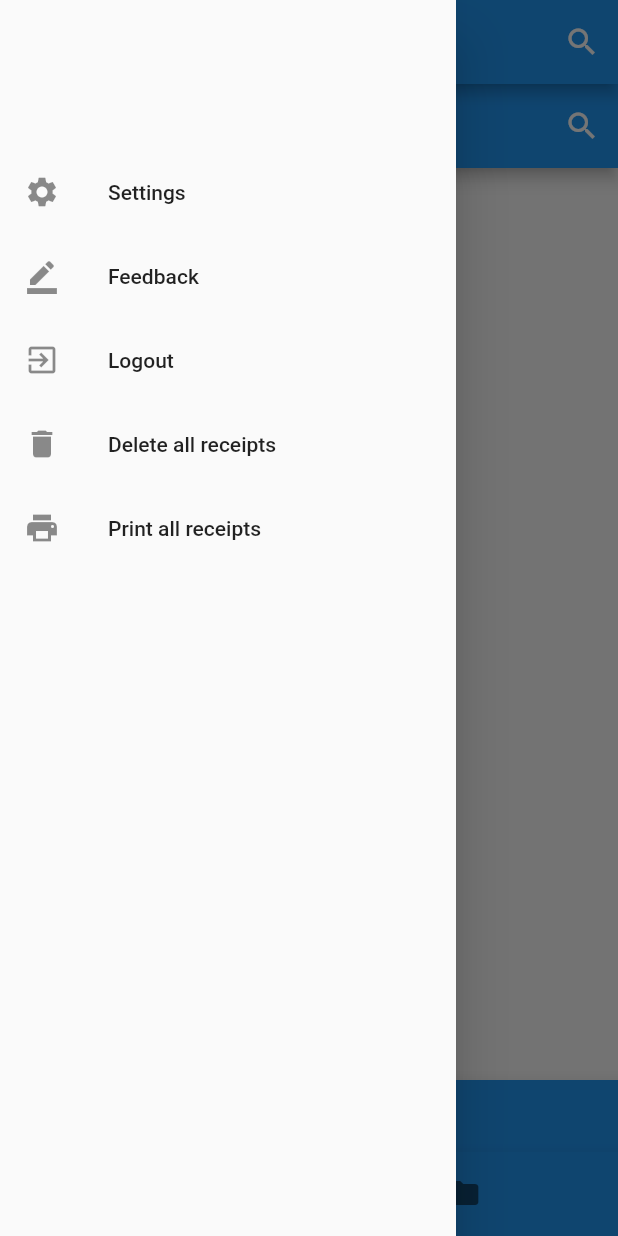
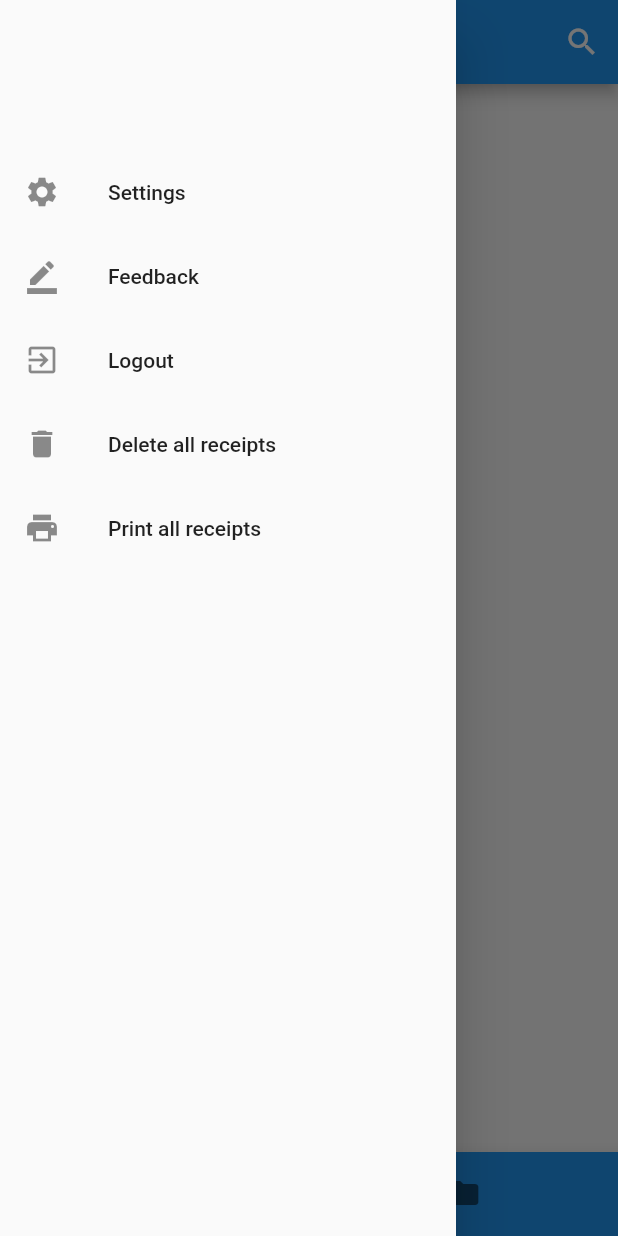
Before and after one commit to nilekell/receiptcamp_debug_select_multiple, a Flutter app: the screen it shows after launch, with the side drawer open, on a phone screen of 412 x 824 dp. Run offline on Flutter 3.47's test engine with Material 2 defaults, Android fonts, the phone set to English and light mode, and no system bars; our stand-ins replace bloc, equatable, flutter_bloc, flutter_image_compress, image_picker, sqflite; missing offline and left inert: google_mlkit_text_recognition; accounts and stored records are empty.

Commit message:
removing home scaffold

```diff
--- a/lib/presentation/screens/home.dart
+++ b/lib/presentation/screens/home.dart
@@ -2,9 +2,6 @@
 import 'package:flutter/material.dart';
 import 'package:flutter_bloc/flutter_bloc.dart';
 import 'package:receiptcamp/logic/blocs/home/home_bloc.dart';
-import 'package:receiptcamp/presentation/ui/home/app_bar.dart';
-import 'package:receiptcamp/presentation/ui/home/drawer.dart';
-import 'package:receiptcamp/presentation/ui/home/nav_bar.dart';
 
 class Home extends StatefulWidget {
   const Home({super.key});
@@ -35,11 +32,7 @@ class _HomeState extends State<Home> {
         }
       },
       builder: (context, state) {
-        return Scaffold(
-            drawer: const NavDrawer(),
-            appBar: const HomeAppBar(),
-            bottomNavigationBar: const NavBar(),
-            body: BlocBuilder<HomeBloc, HomeState>(builder: (context, state) {
+        return BlocBuilder<HomeBloc, HomeState>(builder: (context, state) {
           switch (state) {
             case HomeInitialState():
               return const CircularProgressIndicator();
@@ -50,14 +43,14 @@ class _HomeState extends State<Home> {
             case HomeEmptyReceiptsState():
               return RefreshIndicator(
                 onRefresh: () async {
-                      context.read<HomeBloc>().add(HomeLoadReceiptsEvent());
+                  context.read<HomeBloc>().add(HomeInitialEvent());
                 },
-                    child:const Center(child: Text('No receipts to show')),
+                child: const Center(child: Text('No receipts to show')),
               );
             case HomeLoadedSuccessState():
               return RefreshIndicator(
                   onRefresh: () async {
-                        context.read<HomeBloc>().add(HomeLoadReceiptsEvent());
+                    context.read<HomeBloc>().add(HomeInitialEvent());
                   },
                   child: ListView.builder(
                       itemCount: state.receipts.length,
@@ -69,7 +62,7 @@ class _HomeState extends State<Home> {
               print('Home Screen: ${state.toString()}');
               return Container();
           }
-            }));
+        });
       },
     );
   }
```
Lines whose indentation alone changed are shown as unchanged.
